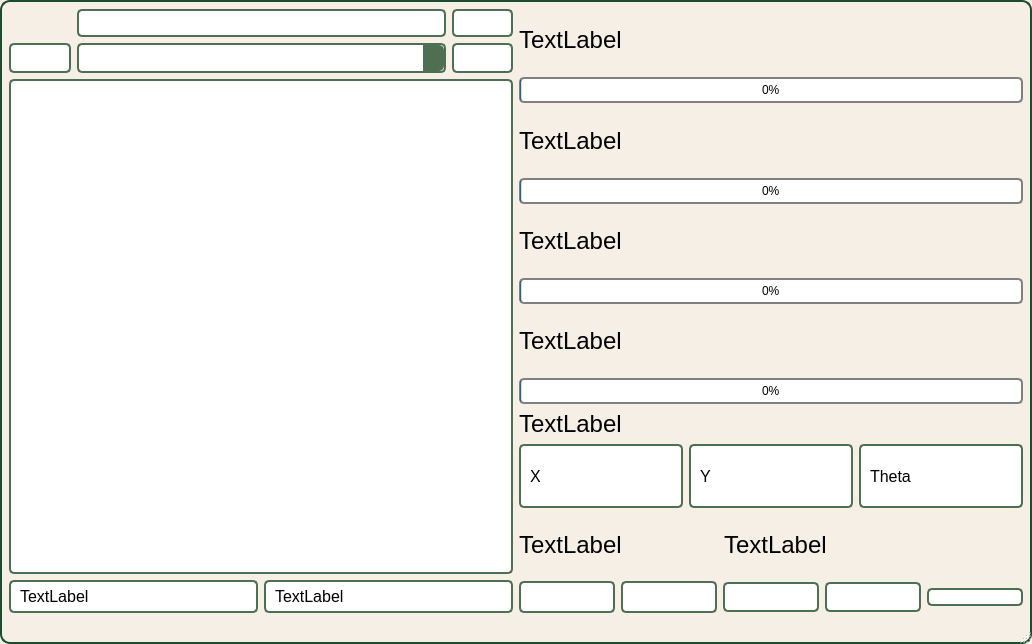
Before: the Qt Designer form mainwindow.ui in OLiwerFig/Inzynierka, drawn with Qt 5.
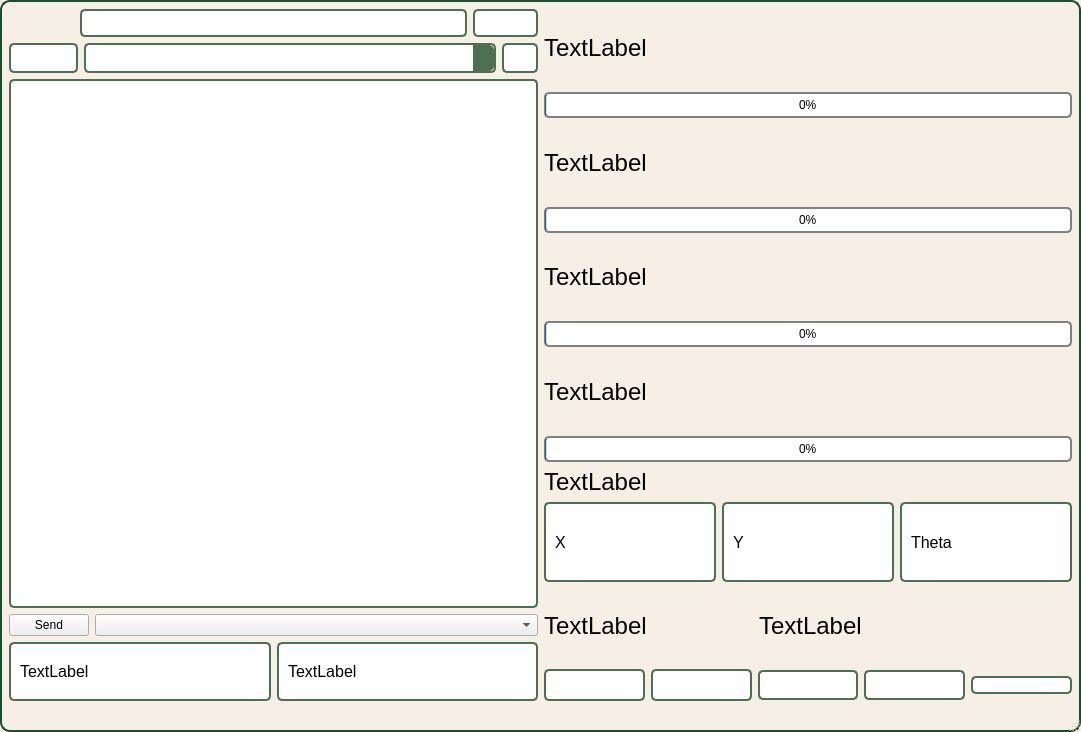
After: the same form once the commit is applied. Icons and pictures are not drawn.

Diff of the .ui file:
```diff
--- a/mainwindow.ui
+++ b/mainwindow.ui
@@ -6,8 +6,8 @@
    <rect>
     <x>0</x>
     <y>0</y>
-    <width>1032</width>
-    <height>644</height>
+    <width>1081</width>
+    <height>732</height>
    </rect>
   </property>
   <property name="windowTitle">
@@ -21,9 +21,9 @@
 }</string>
   </property>
   <widget class="QWidget" name="centralwidget">
-   <layout class="QHBoxLayout" name="horizontalLayout_7">
+   <layout class="QHBoxLayout" name="horizontalLayout_8">
     <item>
-     <layout class="QVBoxLayout" name="verticalLayout_7" stretch="1,15">
+     <layout class="QVBoxLayout" name="verticalLayout_6" stretch="1,9,1,1">
       <item>
        <layout class="QVBoxLayout" name="verticalLayout_5" stretch="1,1">
         <item>
@@ -95,7 +95,7 @@
          </layout>
         </item>
         <item>
-         <layout class="QHBoxLayout" name="horizontalLayout_4" stretch="1,6,1">
+         <layout class="QHBoxLayout" name="horizontalLayout_4" stretch="1,6,0">
           <property name="spacing">
            <number>-1</number>
           </property>
@@ -222,8 +222,6 @@
        </layout>
       </item>
       <item>
-       <layout class="QVBoxLayout" name="verticalLayout_6">
-        <item>
          <widget class="QGraphicsView" name="graphicsView">
           <property name="styleSheet">
            <string notr="true">QGraphicsView {
@@ -235,6 +233,20 @@
           </property>
          </widget>
         </item>
+      <item>
+       <layout class="QHBoxLayout" name="horizontalLayout_7" stretch="0,2">
+        <item>
+         <widget class="QPushButton" name="SendFlag">
+          <property name="text">
+           <string>Send</string>
+          </property>
+         </widget>
+        </item>
+        <item>
+         <widget class="QComboBox" name="FlagiComboBox"/>
+        </item>
+       </layout>
+      </item>
         <item>
          <layout class="QHBoxLayout" name="horizontalLayout_6">
           <item>
@@ -279,8 +291,6 @@
         </item>
        </layout>
       </item>
-     </layout>
-    </item>
     <item>
      <layout class="QVBoxLayout" name="verticalLayout_4" stretch="4,1,1">
       <item>
```
Left out of the diff: 2 changed lines with no effect on the pictures. Lines whose indentation alone changed are shown as unchanged.
